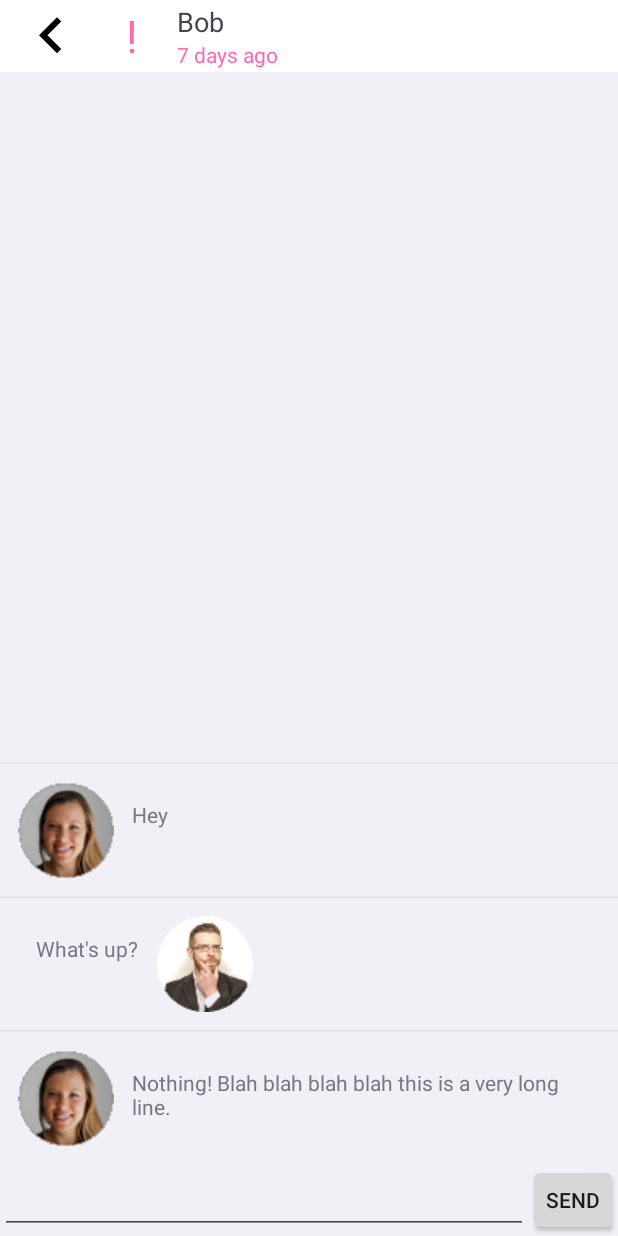
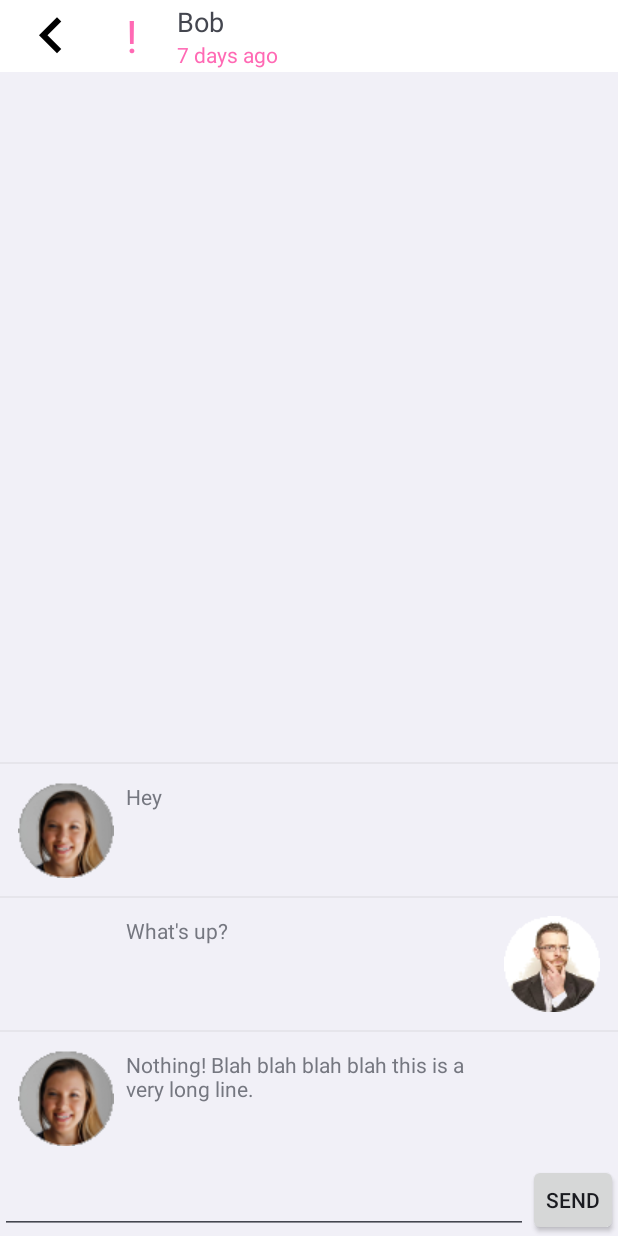
Before and after one commit to csjacob2/cs465-F2015, an Android app: the screen it shows after launch (ConversationActivity), after a tap on "Bob", on a phone screen of 412 x 824 dp. Run offline under Robolectric (Android 15) with nearby library versions, the phone set to English and light mode, and no system bars.

Commit message:
fixed up layout for convo view, added some group items

```diff
--- a/CS465Messager/app/src/main/AndroidManifest.xml
+++ b/CS465Messager/app/src/main/AndroidManifest.xml
@@ -24,6 +24,10 @@
             android:name=".ConversationActivity"
             android:label="iuvo messager" >
         </activity>
+        <activity
+            android:name=".AddGroupActivity"
+            android:label="@string/title_activity_add_group" >
+        </activity>
     </application>
 
 </manifest>
--- /dev/null
+++ b/CS465Messager/app/src/main/java/com/messager/og2/cs465/cs465messager/Constants.java
@@ -0,0 +1,13 @@
+package com.messager.og2.cs465.cs465messager;
+
+/**
+ * Created by mpc on 11/24/2015.
+ */
+public class Constants {
+    public static String[] spinnerList = {
+            "Family",
+            "Friends",
+            "Co-Workers",
+            "+ Create Group..."
+    };
+}
--- a/CS465Messager/app/src/main/java/com/messager/og2/cs465/cs465messager/ConversationActivity.java
+++ b/CS465Messager/app/src/main/java/com/messager/og2/cs465/cs465messager/ConversationActivity.java
@@ -86,4 +86,8 @@ public class ConversationActivity extends Activity {
     private ListView getMessageListView() {
         return (ListView)findViewById(R.id.conversation_entry_list);
     }
+
+    public void contactProfileClick(View v) {
+
+    }
 }
--- a/CS465Messager/app/src/main/java/com/messager/og2/cs465/cs465messager/MainActivity.java
+++ b/CS465Messager/app/src/main/java/com/messager/og2/cs465/cs465messager/MainActivity.java
@@ -8,27 +8,23 @@ import android.view.LayoutInflater;
 import android.view.Menu;
 import android.view.MenuItem;
 import android.view.View;
+import android.widget.AdapterView;
 import android.widget.ArrayAdapter;
 import android.widget.ImageView;
 import android.widget.LinearLayout;
 import android.widget.RelativeLayout;
 import android.widget.Spinner;
 import android.widget.TextView;
+import android.widget.Toast;
 
 import java.util.Arrays;
 import java.util.LinkedList;
 import java.util.List;
 
-public class MainActivity extends Activity {
+public class MainActivity extends Activity implements AdapterView.OnItemSelectedListener{
     Spinner spinner;
     RelativeLayout mainLayout;
 
-    final static String[] spinnerList = {
-            "Family",
-            "Friends",
-            "Co-Workers",
-            "+ Create Group..."
-    };
 
     static Person me = new Person("Me",  R.drawable.ppc1);
     static List<Person> contacts = new LinkedList<Person>(Arrays.asList(
@@ -43,7 +39,7 @@ public class MainActivity extends Activity {
 
         mainLayout = (RelativeLayout)this.findViewById(R.id.content_layout);
         spinner = (Spinner)this.findViewById(R.id.group_spinner);
-        spinner.setAdapter(new ArrayAdapter(this, android.R.layout.simple_list_item_1, spinnerList));
+        spinner.setAdapter(new ArrayAdapter(this, android.R.layout.simple_list_item_1, Constants.spinnerList));
 
         // Add the contacts/seeds to the main view in predefined locations.
         addSeed(R.id.bob, contacts.get(0));
@@ -116,4 +112,19 @@ public class MainActivity extends Activity {
 
         return super.onOptionsItemSelected(item);
     }
+
+    @Override
+    public void onItemSelected(AdapterView<?> parent, View view, int position, long id) {
+        switch(position) {
+            case 3:
+                Toast.makeText(this, "clicked new group", Toast.LENGTH_SHORT).show();
+                Intent intent = new Intent();
+                break;
+        }
+    }
+
+    @Override
+    public void onNothingSelected(AdapterView<?> parent) {
+
+    }
 }
--- a/CS465Messager/app/src/main/res/layout/conversation_entry_list_item.xml
+++ b/CS465Messager/app/src/main/res/layout/conversation_entry_list_item.xml
@@ -1,16 +1,16 @@
 <?xml version="1.0" encoding="utf-8"?>
-<LinearLayout
+<RelativeLayout
     xmlns:android="http://schemas.android.com/apk/res/android"
     xmlns:tools="http://schemas.android.com/tools"
-    android:layout_width="fill_parent"
+    android:layout_width="match_parent"
     android:layout_height="wrap_content"
     tools:context=".ConversationActivity"
-    android:padding="12dp"
-    android:orientation="horizontal">
+    android:padding="12dp" >
 
     <!-- Left image -->
     <ImageView
         android:id="@+id/left_image"
+        android:layout_alignParentLeft="true"
         android:layout_width="wrap_content"
         android:layout_height="wrap_content"
         />
@@ -18,17 +18,19 @@
     <!-- Conversation entry text -->
     <TextView
         android:id="@+id/text"
-        android:layout_width="fill_parent"
-        android:layout_height="fill_parent"
-        android:padding="12dp"
-        android:layout_weight="1"
+        android:layout_width="match_parent"
+        android:layout_height="match_parent"
+        android:paddingLeft="72dp"
+        android:paddingRight="72dp"
         />
 
     <!-- Right image -->
     <ImageView
         android:id="@+id/right_image"
+        android:layout_alignParentRight="true"
         android:layout_width="wrap_content"
         android:layout_height="wrap_content"
+        android:onClick="contactProfileClick"
         />
 
-</LinearLayout>
+</RelativeLayout>
--- a/CS465Messager/app/src/main/res/values/strings.xml
+++ b/CS465Messager/app/src/main/res/values/strings.xml
@@ -7,4 +7,5 @@
     <string name="notify">Notify Every:</string>
     <string name="set">Set</string>
     <string name="cancel">Cancel</string>
+    <string name="title_activity_add_group">AddGroupActivity</string>
 </resources>
```
Also changed, not shown: CS465Messager/app/src/main/java/com/messager/og2/cs465/cs465messager/AddGroupActivity.java (added, +19 -0 lines), CS465Messager/app/src/main/java/com/messager/og2/cs465/cs465messager/Group.java (added, +10 -0 lines), CS465Messager/app/src/main/res/layout/activity_add_group.xml (added, +10 -0 lines), 1 other file.
